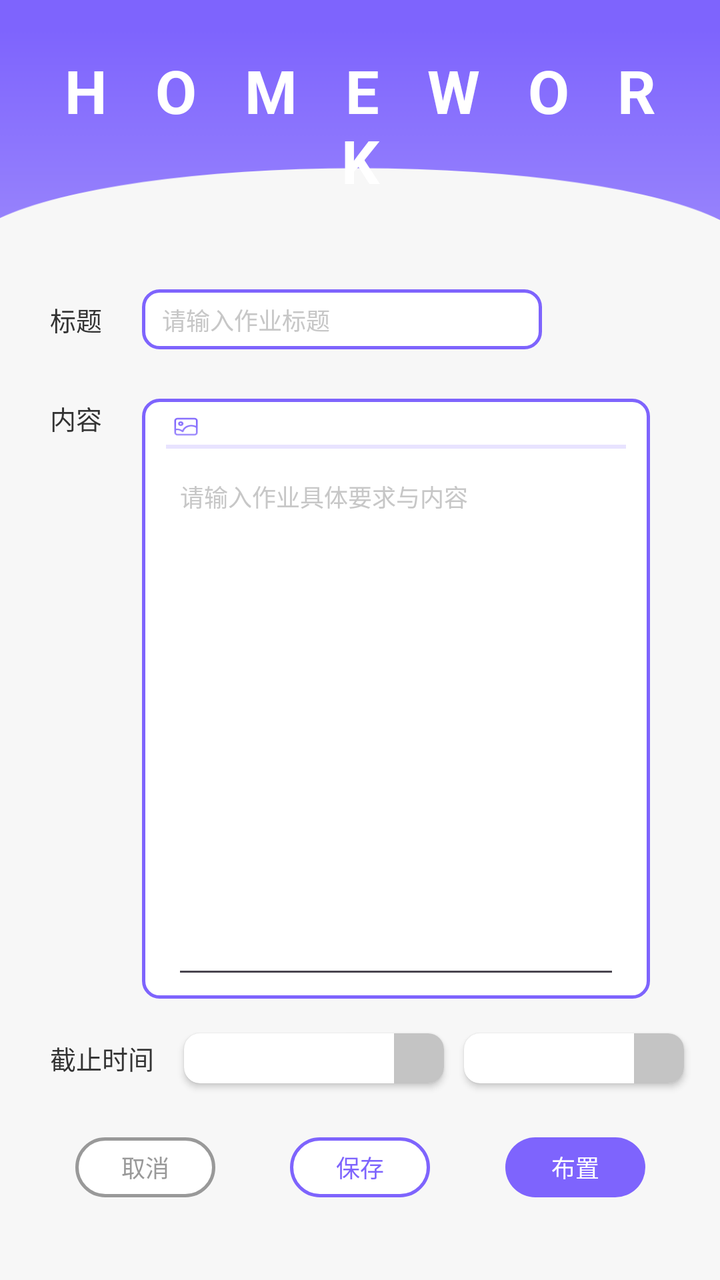
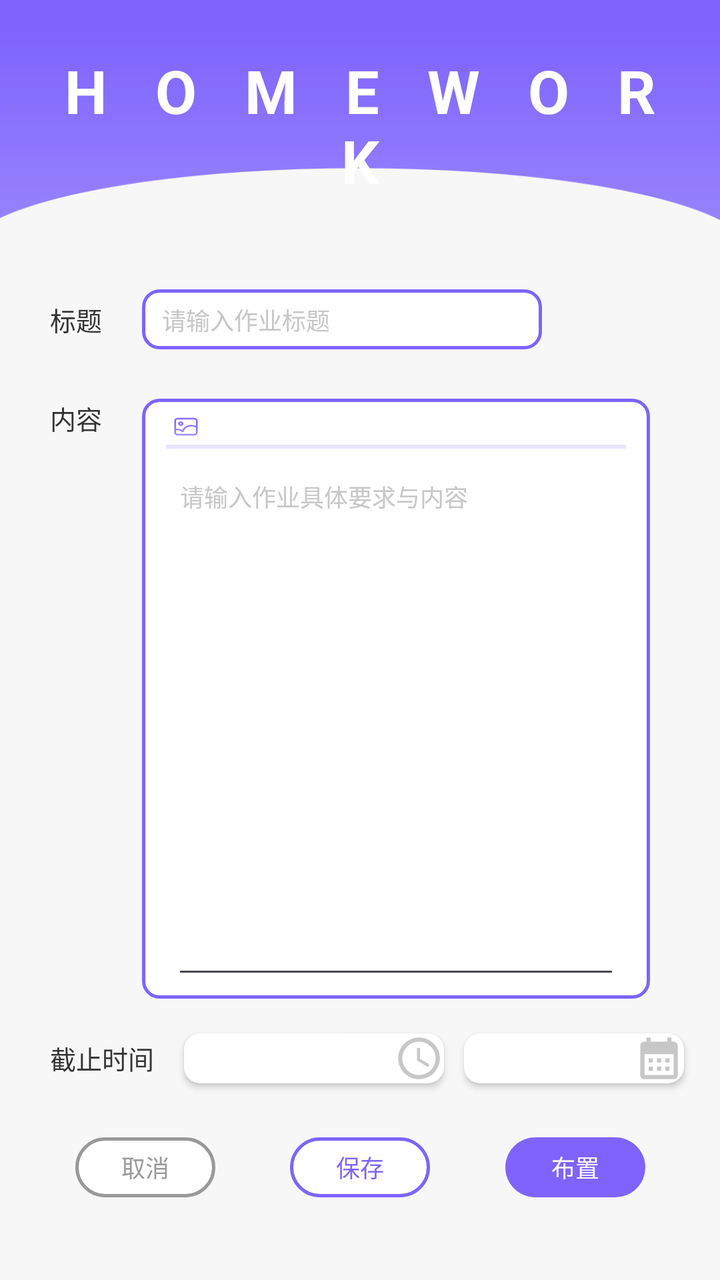

The first picture is an Android layout as it rendered before a commit; the second is the same layout after the commit. The layout source and the unified diff follow.
<!-- AndroidManifest.xml: application theme Theme.AIDraw -->
<!-- res/layout/activity_homework.xml -->
<?xml version="1.0" encoding="utf-8"?>
<androidx.constraintlayout.widget.ConstraintLayout xmlns:android="http://schemas.android.com/apk/res/android"
    xmlns:app="http://schemas.android.com/apk/res-auto"
    xmlns:tools="http://schemas.android.com/tools"
    android:layout_width="match_parent"
    android:layout_height="match_parent"
    android:background="#F7F7F7"
    tools:context=".CommunityFragment">

    <View
        android:id="@+id/view"
        android:layout_width="match_parent"
        android:layout_height="110dp"
        android:background="@drawable/homework_and_points_top"
        app:layout_constraintTop_toTopOf="parent" />

    <TextView
        android:id="@+id/textView"
        android:layout_width="match_parent"
        android:layout_height="wrap_content"
        android:layout_marginTop="25dp"
        android:gravity="center"
        android:letterSpacing="0.8"
        android:text="HOMEWORK"
        android:textColor="#FFFFFFFF"
        android:textSize="30sp"
        android:textStyle="bold"
        app:layout_constraintTop_toTopOf="parent" />

    <ScrollView
        android:layout_width="0dp"
        android:layout_height="0dp"
        android:layout_marginTop="20dp"
        app:layout_constraintBottom_toBottomOf="parent"
        app:layout_constraintEnd_toEndOf="parent"
        app:layout_constraintStart_toStartOf="parent"
        app:layout_constraintTop_toBottomOf="@+id/view">

        <androidx.constraintlayout.widget.ConstraintLayout
            android:layout_width="match_parent"
            android:layout_height="match_parent">

            <TextView
                android:id="@+id/textView_title"
                android:layout_width="wrap_content"
                android:layout_height="wrap_content"
                android:textColor="#FF333333"
                android:textSize="13sp"
                android:text="标题"
                android:layout_marginTop="20dp"
                android:layout_marginLeft="25dp"
                app:layout_constraintTop_toTopOf="parent"
                app:layout_constraintStart_toStartOf="parent"/>

            <EditText
                android:id="@+id/title"
                android:layout_width="wrap_content"
                android:layout_height="30dp"
                android:minWidth="200dp"
                android:background="@drawable/edittext_8"
                android:textColor="#FFC7C7C7"
                android:textSize="12sp"
                android:text="请输入作业标题"
                android:lines="1"
                android:paddingLeft="10dp"
                android:layout_marginLeft="20dp"
                app:layout_constraintTop_toTopOf="@+id/textView_title"
                app:layout_constraintBottom_toBottomOf="@+id/textView_title"
                app:layout_constraintStart_toEndOf="@+id/textView_title"/>

            <TextView
                android:id="@+id/textView_content"
                android:layout_width="wrap_content"
                android:layout_height="wrap_content"
                android:textColor="#FF333333"
                android:textSize="13sp"
                android:text="内容"
                android:layout_marginTop="30dp"
                app:layout_constraintTop_toBottomOf="@+id/textView_title"
                app:layout_constraintStart_toStartOf="@+id/textView_title"/>

            <androidx.constraintlayout.widget.ConstraintLayout
                android:id="@+id/constraintLayout"
                android:layout_width="0dp"
                android:layout_height="300dp"
                android:background="@drawable/edittext_8"
                android:layout_marginLeft="20dp"
                android:layout_marginRight="35dp"
                app:layout_constraintTop_toTopOf="@+id/textView_content"
                app:layout_constraintStart_toEndOf="@+id/textView_content"
                app:layout_constraintBottom_toTopOf="@+id/textView_deadline"
                app:layout_constraintEnd_toEndOf="parent">

                <ImageView
                    android:id="@+id/imageView"
                    android:layout_width="14dp"
                    android:layout_height="12dp"
                    android:src="@drawable/ai_picture"
                    android:scaleType="fitXY"
                    android:layout_marginLeft="15dp"
                    android:layout_marginTop="8dp"
                    app:layout_constraintTop_toTopOf="parent"
                    app:layout_constraintStart_toStartOf="parent" />

                <View
                    android:id="@+id/view2"
                    android:layout_width="match_parent"
                    android:layout_height="2dp"
                    android:background="#FFE8E3FF"
                    android:layout_marginTop="3dp"
                    android:layout_marginLeft="12dp"
                    android:layout_marginRight="12dp"
                    app:layout_constraintTop_toBottomOf="@+id/imageView"
                    app:layout_constraintEnd_toEndOf="parent"
                    app:layout_constraintStart_toStartOf="parent" />

                <EditText
                    android:id="@+id/content"
                    android:layout_width="match_parent"
                    android:layout_height="0dp"
                    android:textColor="#FFC7C7C7"
                    android:textSize="12sp"
                    android:text="请输入作业具体要求与内容"
                    android:minLines="1"
                    android:gravity="top"
                    android:layout_marginTop="5dp"
                    android:layout_marginLeft="15dp"
                    android:layout_marginRight="15dp"
                    android:layout_marginBottom="5dp"
                    app:layout_constraintTop_toBottomOf="@+id/view2"
                    app:layout_constraintBottom_toBottomOf="parent"/>
            </androidx.constraintlayout.widget.ConstraintLayout>

            <TextView
                android:id="@+id/textView_deadline"
                android:layout_width="wrap_content"
                android:layout_height="wrap_content"
                android:textColor="#FF333333"
                android:textSize="13sp"
                android:text="截止时间"
                android:layout_marginTop="20dp"
                android:layout_marginBottom="30dp"
                app:layout_constraintStart_toStartOf="@+id/textView_content"
                app:layout_constraintTop_toBottomOf="@+id/constraintLayout"
                app:layout_constraintBottom_toTopOf="@+id/constraintLayout2"/>

            <androidx.cardview.widget.CardView
                android:id="@+id/constraintLayout_deadline_day"
                android:layout_width="130dp"
                android:layout_height="25dp"
                app:cardCornerRadius="8dp"
                android:background="#FFFFFFFF"
                android:layout_marginLeft="15dp"
                app:layout_constraintTop_toTopOf="@+id/textView_deadline"
                app:layout_constraintBottom_toBottomOf="@+id/textView_deadline"
                app:layout_constraintStart_toEndOf="@+id/textView_deadline">

                <androidx.constraintlayout.widget.ConstraintLayout
                    android:layout_width="match_parent"
                    android:layout_height="match_parent">

                    <TextView
                        android:id="@+id/deadline_day"
                        android:layout_width="wrap_content"
                        android:layout_height="match_parent"
                        android:textColor="#FF333333"
                        android:textSize="13sp"
                        android:gravity="center_vertical"
                        android:layout_marginLeft="5dp"
                        app:layout_constraintStart_toStartOf="parent"
                        app:layout_constraintTop_toTopOf="parent"
                        app:layout_constraintBottom_toBottomOf="parent"/>

                    <ImageView
                        android:id="@+id/imageView_day"
                        android:layout_width="25dp"
                        android:layout_height="25dp"
                        android:background="#FFC4C4C4"
                        app:layout_constraintEnd_toEndOf="parent"
                        app:layout_constraintTop_toTopOf="parent"
                        app:layout_constraintBottom_toBottomOf="parent"/>
                </androidx.constraintlayout.widget.ConstraintLayout>
            </androidx.cardview.widget.CardView>

            <androidx.cardview.widget.CardView
                android:id="@+id/constraintLayout_deadline_time"
                android:layout_width="110dp"
                android:layout_height="25dp"
                app:cardCornerRadius="8dp"
                android:background="#FFFFFFFF"
                android:layout_marginLeft="10dp"
                app:layout_constraintTop_toTopOf="@+id/textView_deadline"
                app:layout_constraintBottom_toBottomOf="@+id/textView_deadline"
                app:layout_constraintStart_toEndOf="@+id/constraintLayout_deadline_day">

                <androidx.constraintlayout.widget.ConstraintLayout
                    android:layout_width="match_parent"
                    android:layout_height="match_parent">

                    <TextView
                        android:id="@+id/deadline_time"
                        android:layout_width="wrap_content"
                        android:layout_height="match_parent"
                        android:textColor="#FF333333"
                        android:textSize="13sp"
                        android:gravity="center_vertical"
                        android:layout_marginLeft="5dp"
                        app:layout_constraintStart_toStartOf="parent"
                        app:layout_constraintTop_toTopOf="parent"
                        app:layout_constraintBottom_toBottomOf="parent"/>

                    <ImageView
                        android:id="@+id/imageView_time"
                        android:layout_width="25dp"
                        android:layout_height="25dp"
                        android:background="#FFC4C4C4"
                        app:layout_constraintEnd_toEndOf="parent"
                        app:layout_constraintTop_toTopOf="parent"
                        app:layout_constraintBottom_toBottomOf="parent"/>
                </androidx.constraintlayout.widget.ConstraintLayout>
            </androidx.cardview.widget.CardView>

            <androidx.constraintlayout.widget.ConstraintLayout
                android:id="@+id/constraintLayout2"
                android:layout_width="match_parent"
                android:layout_height="wrap_content"
                app:layout_constraintBottom_toBottomOf="parent">

                <TextView
                    android:id="@+id/cancel"
                    android:layout_width="70dp"
                    android:layout_height="30dp"
                    android:background="@drawable/point_3"
                    android:gravity="center"
                    android:text="取消"
                    android:textColor="#FF999999"
                    android:textSize="12sp"
                    app:layout_constraintEnd_toStartOf="@+id/save"
                    app:layout_constraintHorizontal_bias="0.5"
                    app:layout_constraintStart_toStartOf="parent"
                    app:layout_constraintTop_toTopOf="parent"
                    app:layout_constraintBottom_toBottomOf="parent" />

                <TextView
                    android:id="@+id/save"
                    android:layout_width="70dp"
                    android:layout_height="30dp"
                    android:background="@drawable/point_1"
                    android:gravity="center"
                    android:text="保存"
                    android:textColor="#FF7E64FD"
                    android:textSize="12sp"
                    app:layout_constraintEnd_toStartOf="@+id/send"
                    app:layout_constraintHorizontal_bias="0.5"
                    app:layout_constraintStart_toEndOf="@+id/cancel"
                    app:layout_constraintTop_toTopOf="parent"
                    app:layout_constraintBottom_toBottomOf="parent" />

                <TextView
                    android:id="@+id/send"
                    android:layout_width="70dp"
                    android:layout_height="30dp"
                    android:background="@drawable/point_2"
                    android:gravity="center"
                    android:text="布置"
                    android:textColor="#FFFFFFFF"
                    android:textSize="12sp"
                    app:layout_constraintEnd_toEndOf="parent"
                    app:layout_constraintHorizontal_bias="0.5"
                    app:layout_constraintStart_toEndOf="@+id/save"
                    app:layout_constraintTop_toTopOf="parent"
                    app:layout_constraintBottom_toBottomOf="parent" />
            </androidx.constraintlayout.widget.ConstraintLayout>
        </androidx.constraintlayout.widget.ConstraintLayout>
    </ScrollView>
</androidx.constraintlayout.widget.ConstraintLayout>
<!-- resources referenced by this layout -->
<resources>
  <!-- drawable ai_picture: png bitmap (drawable, 1239 bytes) -->
  <!-- drawable edittext_8 (drawable) -->
  <?xml version="1.0" encoding="utf-8"?>
  
  <shape xmlns:android="http://schemas.android.com/apk/res/android">
      <stroke
          android:width="1.5dp"
          android:color="#FF7E64FD"/>
  
      <solid
          android:color="#FFFFFF"/>
  
      <corners
          android:bottomLeftRadius="8dp"
          android:bottomRightRadius="8dp"
          android:topLeftRadius="8dp"
          android:topRightRadius="8dp"/>
  </shape>
  <!-- drawable homework_and_points_top: png bitmap (drawable, 6838 bytes) -->
  <!-- drawable point_1 (drawable) -->
  <?xml version="1.0" encoding="utf-8"?>
  
  <shape xmlns:android="http://schemas.android.com/apk/res/android">
      <stroke
          android:width="1.5dp"
          android:color="#FF7E64FD"/>
  
      <solid
          android:color="#FFFFFF"/>
  
      <corners
          android:bottomLeftRadius="39dp"
          android:bottomRightRadius="39dp"
          android:topLeftRadius="39dp"
          android:topRightRadius="39dp"/>
  </shape>
  <!-- drawable point_2 (drawable) -->
  <?xml version="1.0" encoding="utf-8"?>
  
  <shape xmlns:android="http://schemas.android.com/apk/res/android">
  
      <solid
          android:color="#FF7E64FD"/>
  
      <corners
          android:bottomLeftRadius="39dp"
          android:bottomRightRadius="39dp"
          android:topLeftRadius="39dp"
          android:topRightRadius="39dp"/>
  </shape>
  <!-- drawable point_3 (drawable) -->
  <?xml version="1.0" encoding="utf-8"?>
  
  <shape xmlns:android="http://schemas.android.com/apk/res/android">
      <stroke
          android:width="1.5dp"
          android:color="#999999"/>
  
      <solid
          android:color="#FFFFFF"/>
  
      <corners
          android:bottomLeftRadius="39dp"
          android:bottomRightRadius="39dp"
          android:topLeftRadius="39dp"
          android:topRightRadius="39dp"/>
  </shape>
  <style name="Theme.AIDraw" parent="Base.Theme.AIDraw" />
  <style name="Base.Theme.AIDraw" parent="Theme.Material3.DayNight.NoActionBar">
          
          
      </style>
</resources>

<!-- the commit's change to res/layout/activity_homework.xml (unified diff, before → after) -->
@@ -175,7 +175,8 @@
                         android:id="@+id/imageView_day"
                         android:layout_width="25dp"
                         android:layout_height="25dp"
-                        android:background="#FFC4C4C4"
+                        android:src="@drawable/baseline_access_time_24"
+                        android:scaleType="fitXY"
                         app:layout_constraintEnd_toEndOf="parent"
                         app:layout_constraintTop_toTopOf="parent"
                         app:layout_constraintBottom_toBottomOf="parent"/>
@@ -213,7 +214,8 @@
                         android:id="@+id/imageView_time"
                         android:layout_width="25dp"
                         android:layout_height="25dp"
-                        android:background="#FFC4C4C4"
+                        android:src="@drawable/baseline_calendar_month_24"
+                        android:scaleType="fitXY"
                         app:layout_constraintEnd_toEndOf="parent"
                         app:layout_constraintTop_toTopOf="parent"
                         app:layout_constraintBottom_toBottomOf="parent"/>
<!-- resource entries referenced after the edit -->
@@ -1,6 +1,19 @@
 <!-- resources referenced by this layout -->
 <resources>
   <!-- drawable ai_picture: png bitmap (drawable, 1239 bytes) -->
+  <!-- drawable baseline_access_time_24 (drawable) -->
+  <vector android:height="24dp" android:tint="#C7C7C7"
+      android:viewportHeight="24" android:viewportWidth="24"
+      android:width="24dp" xmlns:android="http://schemas.android.com/apk/res/android">
+      <path android:fillColor="@android:color/white" android:pathData="M11.99,2C6.47,2 2,6.48 2,12s4.47,10 9.99,10C17.52,22 22,17.52 22,12S17.52,2 11.99,2zM12,20c-4.42,0 -8,-3.58 -8,-8s3.58,-8 8,-8 8,3.58 8,8 -3.58,8 -8,8z"/>
+      <path android:fillColor="@android:color/white" android:pathData="M12.5,7H11v6l5.25,3.15 0.75,-1.23 -4.5,-2.67z"/>
+  </vector>
+  <!-- drawable baseline_calendar_month_24 (drawable) -->
+  <vector android:height="24dp" android:tint="#C7C7C7"
+      android:viewportHeight="24" android:viewportWidth="24"
+      android:width="24dp" xmlns:android="http://schemas.android.com/apk/res/android">
+      <path android:fillColor="@android:color/white" android:pathData="M19,4h-1V2h-2v2H8V2H6v2H5C3.89,4 3.01,4.9 3.01,6L3,20c0,1.1 0.89,2 2,2h14c1.1,0 2,-0.9 2,-2V6C21,4.9 20.1,4 19,4zM19,20H5V10h14V20zM9,14H7v-2h2V14zM13,14h-2v-2h2V14zM17,14h-2v-2h2V14zM9,18H7v-2h2V18zM13,18h-2v-2h2V18zM17,18h-2v-2h2V18z"/>
+  </vector>
   <!-- drawable edittext_8 (drawable) -->
   <?xml version="1.0" encoding="utf-8"?>
   
